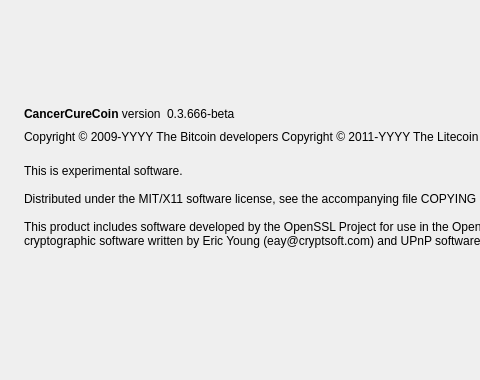
This is src/qt/forms/aboutdialog.ui in Cancercoin/Cancercoin as Qt 5 draws it before an edit; both pictures show x 0 to 480 and y 0 to 380 of the 784 by 380 pixel window. The edited form follows.
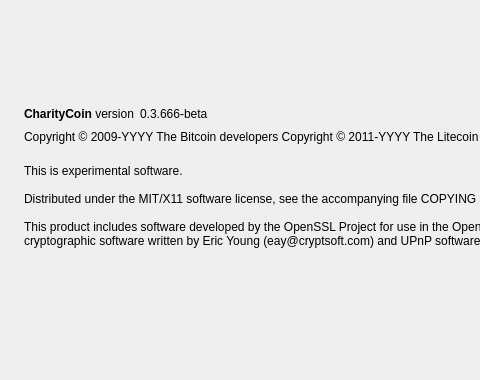
This is the edited form. Icons and pictures are not drawn.

Commit message: Made protocol changes to supply and donation amount. Also changed name to CharityCoin

```diff
--- a/src/qt/forms/aboutdialog.ui
+++ b/src/qt/forms/aboutdialog.ui
@@ -50,7 +50,7 @@
           <cursorShape>IBeamCursor</cursorShape>
          </property>
          <property name="text">
-          <string>&lt;b&gt;CancerCureCoin&lt;/b&gt; version</string>
+          <string>&lt;b&gt;CharityCoin&lt;/b&gt; version</string>
          </property>
          <property name="textInteractionFlags">
           <set>Qt::LinksAccessibleByMouse|Qt::TextSelectableByKeyboard|Qt::TextSelectableByMouse</set>
```
Left out of the diff: 2 changed lines with no effect on the pictures. The commit also changes 84 other files.
